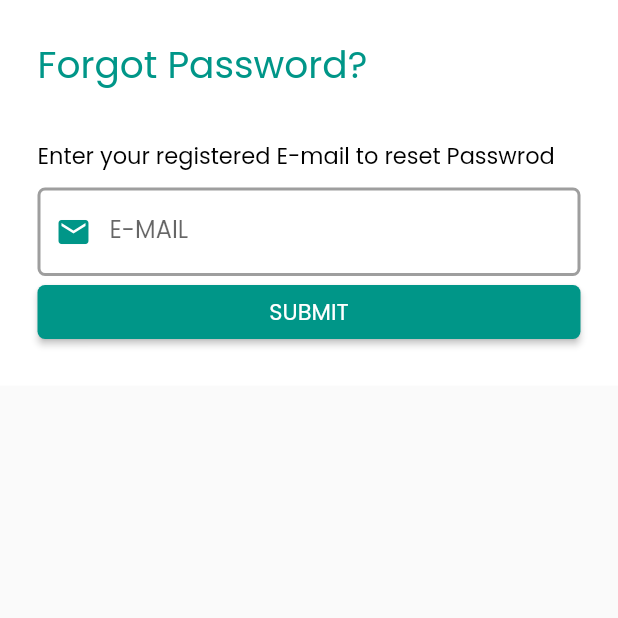
After one commit to aryanbhatnagar/learning_duniya, a Flutter app: the forgot screen opened directly, after a tap on "SUBMIT", on a phone screen of 412 x 824 dp, the top half of it. The commit adds this screen. Run offline on Flutter 3.47's test engine with Material 2 defaults, Android fonts, the phone set to English and light mode, and no system bars; our stand-ins replace flutter_countdown_timer, group_button, intro_slider, shared_preferences, toggle_switch, video_player; missing offline and left inert: favorite_button; accounts and stored records are empty; network calls fail.

Commit message:
after pop ups included

```diff
--- a/lib/Dashboard.dart
+++ b/lib/Dashboard.dart
@@ -3,7 +3,7 @@ import 'package:flutter/material.dart';
 import 'Login.dart';
 import 'main.dart';
 import 'courses.dart';
-
+import 'package:shared_preferences/shared_preferences.dart';
 class Dashboard extends StatelessWidget {
   const Dashboard({Key? key}) : super(key: key);
 
@@ -22,12 +22,14 @@ class DashboardPage extends StatefulWidget {
   _DashboardPageState createState() => _DashboardPageState();
 }
 
+
+final Future<SharedPreferences> prefs = SharedPreferences.getInstance();
+String? name;
+
+
 class _DashboardPageState extends State<DashboardPage> {
   int _selectedIndex = 0;
-
-  List<Widget> add = [
-
-  ];
+  List<Widget> add = [];
 
   static List<Widget> _widgetOptions = <Widget>[
     SingleChildScrollView(
@@ -37,7 +39,7 @@ class _DashboardPageState extends State<DashboardPage> {
           Container(
             padding: EdgeInsets.only(left: 25, top: 10),
             child: Text(
-              "Hi ${userName}",
+              'Hi ${userName}',
               style: TextStyle(
                   fontSize: 17.5, color: Colors.black, fontFamily: "Candara"),
             ),
@@ -421,10 +423,16 @@ class _DashboardPageState extends State<DashboardPage> {
   }
 
   @override
+  void _initstate() async{
+    final prefs = await SharedPreferences.getInstance();
+    name=prefs.getString('name');
+  }
+
+  @override
   Widget build(BuildContext context) {
     return Scaffold(
       appBar: AppBar(
-        backgroundColor: Colors.white,
+        backgroundColor: Colors.white70,
         centerTitle: true,
         actions: <Icon>[
           Icon(Icons.notifications, color: Colors.teal, size: 30)
@@ -460,10 +468,12 @@ class _DashboardPageState extends State<DashboardPage> {
               ListTile(
                 title: const Text('Logout'),
                 onTap: () {
-                  userName="";
-                  userEmail="";
-                  userId=0;
-                  token="";
+                  setState(() {
+                    userName="";
+                    userEmail="";
+                    userId=0;
+                    token="";
+                  });
                   Navigator.push(context,MaterialPageRoute(builder: (context)=>Login()));
                 },
               ),
--- a/lib/Login.dart
+++ b/lib/Login.dart
@@ -5,7 +5,9 @@ import 'package:flutter/painting.dart';
 import 'package:learning_duniya/Dashboard.dart';
 import 'package:learning_duniya/SignUp.dart';
 import 'package:http/http.dart' as http;
+import 'package:learning_duniya/forgot_password.dart';
 import 'package:learning_duniya/main.dart';
+import 'package:shared_preferences/shared_preferences.dart';
 
 late Login1? _log =null;
 Login1 login1FromJson(String str) => Login1.fromJson(json.decode(str));
@@ -143,7 +145,7 @@ class LoginPage extends StatefulWidget {
 }
 
 
-Future<Login1?> createLogin(String email, String password) async{
+Future<Login1> createLogin(String email, String password) async{
   final String apiUrl = "http://ec2-13-234-116-155.ap-south-1.compute.amazonaws.com/api/login";
 
   final response = await http.post(Uri.parse(apiUrl), body: {
@@ -176,6 +178,7 @@ class _LoginPageState extends State<LoginPage> {
       Navigator.push(context,MaterialPageRoute(builder: (context)=>Dashboard()));
     }
   }
+
 
 
   final TextEditingController emailController = TextEditingController();
@@ -262,7 +265,7 @@ class _LoginPageState extends State<LoginPage> {
                           mainAxisAlignment: MainAxisAlignment.end,
                           children: <Widget>[
                             GestureDetector(
-
+                              onTap:(){Navigator.push(context,MaterialPageRoute(builder: (context)=>forgot()));},
                               child: Text("FORGOT PASSWORD",style: TextStyle(fontFamily: "Candara",fontSize: 15,color: Colors.grey)),
                             )
                           ],
@@ -275,19 +278,27 @@ class _LoginPageState extends State<LoginPage> {
                           onPressed: () async {
                             _email=emailController.text;
                             _password=passwordController.text;
-                            Login1? log = await createLogin(_email, _password);
+                            Login1 log = await createLogin(_email, _password);
 
                             setState(() {
                               _log=log;
                             });
 
                             if(loginCode==200){
-                              token=_log!.token;
-                              userId=_log!.user.id;
-                              userName=_log!.user.name;
-                              userEmail=_log!.user.email;
+
+                                token=_log!.token;
+                                userId=_log!.user.id;
+                                userName=_log!.user.name;
+                                userEmail=_log!.user.email;
+                                final prefs = await SharedPreferences.getInstance(); // set value
+                                prefs.setString('token', token);
+                                prefs.setInt('id', userId);
+                                prefs.setString('name', userName);
+                                prefs.setString('email', userEmail);
+
                               Navigator.push(context,MaterialPageRoute(builder: (context)=>Dashboard()));
                             }
+
                             if(loginCode==401){
                               showDialog<String>(
                                 context: context,
--- /dev/null
+++ b/lib/forgot_password.dart
@@ -0,0 +1,145 @@
+import 'dart:convert';
+import 'package:flutter/cupertino.dart';
+import 'package:http/http.dart' as http;
+import 'package:flutter/material.dart';
+
+
+Fpass fpassFromJson(String str) => Fpass.fromJson(json.decode(str));
+String fpassToJson(Fpass data) => json.encode(data.toJson());
+late Fpass? _fp =null;
+int fcode=0;
+
+class Fpass {
+  Fpass({
+    required this.msg,
+  });
+
+  String msg;
+
+  factory Fpass.fromJson(Map<String, dynamic> json) => Fpass(
+    msg: json["msg"],
+  );
+
+  Map<String, dynamic> toJson() => {
+    "msg": msg,
+  };
+}
+
+Future<Fpass> createfpass(String email) async{
+  final String apiUrl = "http://ec2-13-234-116-155.ap-south-1.compute.amazonaws.com/api/password/email";
+
+  final response = await http.post(Uri.parse(apiUrl), body: {
+    "email": email
+  });
+
+  if(response.statusCode == 200) {
+    fcode=200;
+    final String responseString = response.body;
+    return fpassFromJson(responseString);
+  }
+
+  else{
+    throw Exception("failed");
+  }
+}
+
+class forgot extends StatefulWidget {
+  const forgot({Key? key}) : super(key: key);
+
+
+  @override
+  _forgotState createState() => _forgotState();
+}
+
+
+
+class _forgotState extends State<forgot> {
+
+  late String _email;
+  final TextEditingController emailController = TextEditingController();
+
+  @override
+  Widget build(BuildContext context) {
+    return Scaffold(
+      body: SafeArea(
+        child: SingleChildScrollView(
+          child: Container(
+            padding: EdgeInsets.all(25),
+            color: Colors.white,
+            child: Form(
+              child: Column(
+                crossAxisAlignment: CrossAxisAlignment.stretch,
+                mainAxisSize: MainAxisSize.max,
+                children: <Widget>[
+                  Text("Forgot Password?",style: TextStyle(fontSize: 25,fontFamily: "Candara",color: Colors.teal),),
+                  SizedBox(height: 30),
+                  Text("Enter your registered E-mail to reset Passwrod",style: TextStyle(fontSize: 15,fontFamily: "Candara",color: Colors.black),),
+                  SizedBox(height: 10),
+                  TextFormField(
+                    controller: emailController,
+                    validator: (input) {
+                      if (input!.isEmpty) return 'Enter Email';
+                    },
+                    decoration: InputDecoration(
+                      //fillColor: Colors.white,
+                      enabledBorder:OutlineInputBorder(
+                          borderSide: const BorderSide(color: Colors.grey, width: 2.0),
+                          borderRadius: BorderRadius.circular(5)),
+                      focusedBorder: OutlineInputBorder(
+                          borderSide: const BorderSide(color: Colors.teal,width: 2.0),
+                          borderRadius: BorderRadius.circular(5)
+                      ),
+                      labelText: 'E-MAIL',
+                      labelStyle: TextStyle(fontFamily: "Candara"),
+                      prefixIcon: Icon(Icons.email,color: Colors.teal),
+                      fillColor: Colors.grey,
+                      focusColor: Colors.grey,
+                    ),
+                    // onSaved: (input) => _email = input!
+                  ),
+                  RaisedButton(
+                    onPressed: () async {
+                      _email=emailController.text;
+                      Fpass fp = await createfpass(_email);
+
+                      setState(() {
+                        _fp=fp;
+                      });
+                      if(fcode==200){
+                        showDialog<String>(
+                          context: context,
+                          builder: (BuildContext context) => AlertDialog(
+                            title: const Text("Reset Password"),
+                            content: const Text('Reset password request generated.\nGo to your registered email address to reset password'),
+                            actions: <Widget>[
+                              TextButton(
+                                  onPressed: () => Navigator.pop(context, 'OK'),
+                                  child: const Text('OK',style: TextStyle(color: Colors.teal))
+                              ),
+                            ],
+                          ),
+                        );
+                        fcode=0;
+                      }
+                    },
+                    child: Text('SUBMIT',
+                        style: TextStyle(
+                            color: Colors.white,
+                            fontSize: 15.0,
+                            fontFamily: "Candara")),
+                    color: Colors.teal,
+                    shape: RoundedRectangleBorder(
+                      borderRadius: BorderRadius.circular(5.0),
+                    ),
+                  )
+
+                ],
+              ),
+            ),
+
+          ),
+        ),
+      ),
+    );
+  }
+}
--- a/lib/landing.dart
+++ b/lib/landing.dart
@@ -7,7 +7,6 @@ import 'package:learning_duniya/quiz.dart';
 import 'package:group_button/group_button.dart';
 import 'package:learning_duniya/seeall.dart';
 import 'package:toggle_switch/toggle_switch.dart';
-
 import 'Login.dart';
 
 class landing extends StatelessWidget {
@@ -27,6 +26,8 @@ class landingPage extends StatefulWidget {
   @override
   _landingPageState createState() => _landingPageState();
 }
+
+
 
 class _landingPageState extends State<landingPage> {
 
@@ -1147,7 +1148,6 @@ class _landingPageState extends State<landingPage> {
       drawer: Drawer(
           elevation: 5,
           child:  ListView(
-            // Important: Remove any padding from the ListView.
             padding: EdgeInsets.zero,
             children: [
               const DrawerHeader(
@@ -1175,7 +1175,7 @@ class _landingPageState extends State<landingPage> {
                 },
               ),
             ],
-          )
+          ),
       ),
       bottomNavigationBar: BottomNavigationBar(
           showUnselectedLabels: true,
--- a/lib/main.dart
+++ b/lib/main.dart
@@ -11,6 +11,7 @@ import 'package:learning_duniya/quiz.dart';
 import 'package:learning_duniya/seeall.dart';
 import 'package:learning_duniya/test.dart';
 import 'Dashboard.dart';
+import 'package:shared_preferences/shared_preferences.dart';
 
 String token="",userName="",userEmail="";int code=0,loginCode=0,userId=0;
 Login1? log1=null;
--- a/pubspec.yaml
+++ b/pubspec.yaml
@@ -28,6 +28,7 @@ dependencies:
   video_player: ^2.2.3
   http: ^0.13.3
   toggle_switch: ^1.4.0
+  shared_preferences: ^2.0.6
 
 
 
```
Also changed, not shown: pubspec.lock.
